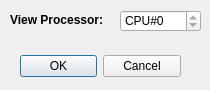
This is viewprocessorinit.ui in dutchgold92/TaskStalker as Qt 5 draws it before an edit. The edited form follows.
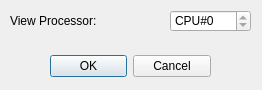
This is the edited form.

Diff of the .ui file:
```diff
--- a/viewprocessorinit.ui
+++ b/viewprocessorinit.ui
@@ -6,7 +6,7 @@
    <rect>
     <x>0</x>
     <y>0</y>
-    <width>210</width>
+    <width>262</width>
     <height>90</height>
    </rect>
   </property>
@@ -16,7 +16,7 @@
   <widget class="QDialogButtonBox" name="buttonBox">
    <property name="geometry">
     <rect>
-     <x>20</x>
+     <x>50</x>
      <y>50</y>
      <width>161</width>
      <height>32</height>
@@ -34,18 +34,18 @@
     <rect>
      <x>10</x>
      <y>10</y>
-     <width>111</width>
+     <width>181</width>
      <height>21</height>
     </rect>
    </property>
    <property name="text">
-    <string>&lt;b&gt;View Processor:&lt;/b&gt;</string>
+    <string>View Processor:</string>
    </property>
   </widget>
   <widget class="QSpinBox" name="cpuSelector">
    <property name="geometry">
     <rect>
-     <x>120</x>
+     <x>170</x>
      <y>10</y>
      <width>81</width>
      <height>22</height>
```
